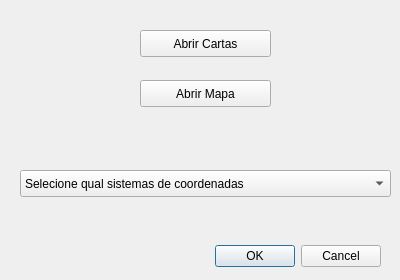
The window that app/view/ui/TOPO_dialog_base.ui (matheusfillipe/Topografia) describes before a commit, drawn with Qt 5.
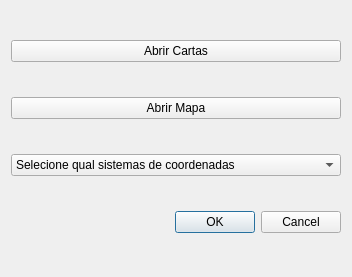
The same window after the commit.

Commit message: Criar Traçado Horizontal - Gerar traçado shapefile

The edit to the form file:
```diff
--- a/app/view/ui/TOPO_dialog_base.ui
+++ b/app/view/ui/TOPO_dialog_base.ui
@@ -9,8 +9,8 @@
    <rect>
     <x>0</x>
     <y>0</y>
-    <width>400</width>
-    <height>280</height>
+    <width>352</width>
+    <height>277</height>
    </rect>
   </property>
   <property name="sizePolicy">
@@ -28,60 +28,23 @@
   <property name="sizeGripEnabled">
    <bool>false</bool>
   </property>
-  <widget class="QDialogButtonBox" name="button_box">
-   <property name="enabled">
-    <bool>true</bool>
-   </property>
-   <property name="geometry">
-    <rect>
-     <x>40</x>
-     <y>240</y>
-     <width>341</width>
-     <height>32</height>
-    </rect>
-   </property>
-   <property name="orientation">
-    <enum>Qt::Horizontal</enum>
-   </property>
-   <property name="standardButtons">
-    <set>QDialogButtonBox::Cancel|QDialogButtonBox::Ok</set>
-   </property>
-  </widget>
+  <layout class="QGridLayout" name="gridLayout">
+   <item row="0" column="0">
   <widget class="QPushButton" name="openFolder">
-   <property name="geometry">
-    <rect>
-     <x>140</x>
-     <y>30</y>
-     <width>131</width>
-     <height>27</height>
-    </rect>
-   </property>
    <property name="text">
     <string>Abrir Cartas</string>
    </property>
   </widget>
+   </item>
+   <item row="1" column="0">
   <widget class="QPushButton" name="openMap">
-   <property name="geometry">
-    <rect>
-     <x>140</x>
-     <y>80</y>
-     <width>131</width>
-     <height>27</height>
-    </rect>
-   </property>
    <property name="text">
     <string>Abrir Mapa</string>
    </property>
   </widget>
+   </item>
+   <item row="2" column="0">
   <widget class="QComboBox" name="crsCombo">
-   <property name="geometry">
-    <rect>
-     <x>20</x>
-     <y>170</y>
-     <width>371</width>
-     <height>27</height>
-    </rect>
-   </property>
    <property name="acceptDrops">
     <bool>false</bool>
    </property>
@@ -94,6 +57,21 @@
     </property>
    </item>
   </widget>
+   </item>
+   <item row="3" column="0">
+    <widget class="QDialogButtonBox" name="button_box">
+     <property name="enabled">
+      <bool>true</bool>
+     </property>
+     <property name="orientation">
+      <enum>Qt::Horizontal</enum>
+     </property>
+     <property name="standardButtons">
+      <set>QDialogButtonBox::Cancel|QDialogButtonBox::Ok</set>
+     </property>
+    </widget>
+   </item>
+  </layout>
   <action name="actionOpenFolderAction">
    <property name="text">
     <string>openFolderAction</string>
```
Lines whose indentation alone changed are shown as unchanged. The commit also changes 53 other files.
